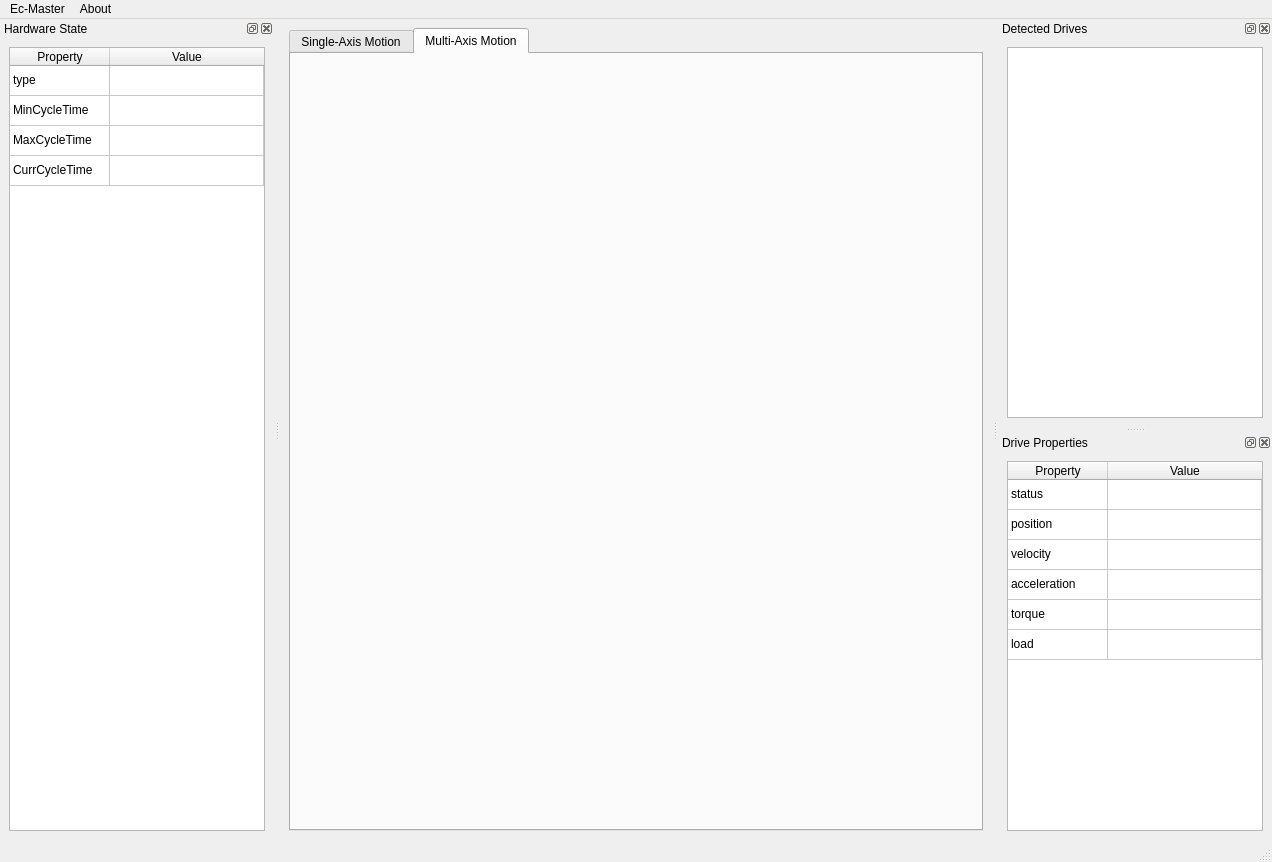
Old version of the form src/rocosmainwindow.ui in the repository thinkexist1989/rocos-dbg.
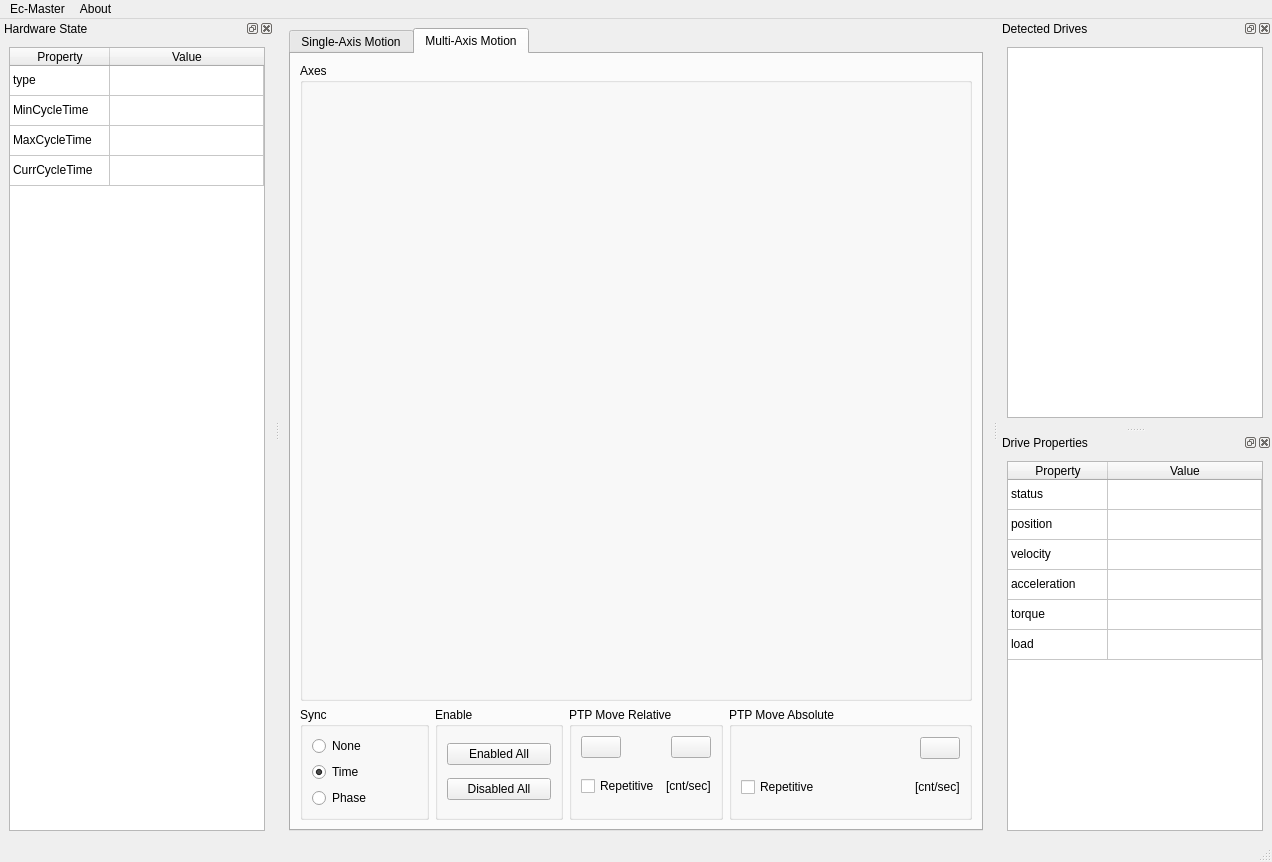
New version of the form. The open tabs and pages were chosen to show the change. Icons and pictures are not drawn.

Commit message: multi axis move test pass :ok:

```diff
--- a/src/rocosmainwindow.ui
+++ b/src/rocosmainwindow.ui
@@ -1093,6 +1093,214 @@
        <attribute name="title">
         <string>Multi-Axis Motion</string>
        </attribute>
+       <layout class="QGridLayout" name="gridLayout_18" rowstretch="6,1" columnstretch="3,3,3,0">
+        <item row="1" column="2">
+         <widget class="QGroupBox" name="groupBox_8">
+          <property name="title">
+           <string>PTP Move Relative</string>
+          </property>
+          <layout class="QGridLayout" name="gridLayout_16">
+           <item row="0" column="0">
+            <layout class="QHBoxLayout" name="horizontalLayout_8">
+             <item>
+              <widget class="QPushButton" name="ptpRelMinusAll">
+               <property name="text">
+                <string/>
+               </property>
+               <property name="icon">
+                <iconset resource="../res.qrc">
+                 <normaloff>:/res/leftarrow.png</normaloff>:/res/leftarrow.png</iconset>
+               </property>
+              </widget>
+             </item>
+             <item>
+              <spacer name="horizontalSpacer_9">
+               <property name="orientation">
+                <enum>Qt::Horizontal</enum>
+               </property>
+               <property name="sizeHint" stdset="0">
+                <size>
+                 <width>40</width>
+                 <height>20</height>
+                </size>
+               </property>
+              </spacer>
+             </item>
+             <item>
+              <widget class="QPushButton" name="ptpRelPlusAll">
+               <property name="text">
+                <string/>
+               </property>
+               <property name="icon">
+                <iconset resource="../res.qrc">
+                 <normaloff>:/res/rightarrow.png</normaloff>:/res/rightarrow.png</iconset>
+               </property>
+              </widget>
+             </item>
+            </layout>
+           </item>
+           <item row="1" column="0">
+            <layout class="QHBoxLayout" name="horizontalLayout_9">
+             <item>
+              <widget class="QCheckBox" name="ptpRelRepeat_2">
+               <property name="text">
+                <string>Repetitive</string>
+               </property>
+              </widget>
+             </item>
+             <item>
+              <spacer name="horizontalSpacer_8">
+               <property name="orientation">
+                <enum>Qt::Horizontal</enum>
+               </property>
+               <property name="sizeHint" stdset="0">
+                <size>
+                 <width>37</width>
+                 <height>17</height>
+                </size>
+               </property>
+              </spacer>
+             </item>
+             <item>
+              <widget class="QLabel" name="ptpRelUnit_2">
+               <property name="text">
+                <string>[cnt/sec]</string>
+               </property>
+              </widget>
+             </item>
+            </layout>
+           </item>
+          </layout>
+         </widget>
+        </item>
+        <item row="1" column="3">
+         <widget class="QGroupBox" name="groupBox_10">
+          <property name="title">
+           <string>PTP Move Absolute</string>
+          </property>
+          <layout class="QGridLayout" name="gridLayout_17">
+           <item row="0" column="0">
+            <spacer name="horizontalSpacer_11">
+             <property name="orientation">
+              <enum>Qt::Horizontal</enum>
+             </property>
+             <property name="sizeHint" stdset="0">
+              <size>
+               <width>173</width>
+               <height>24</height>
+              </size>
+             </property>
+            </spacer>
+           </item>
+           <item row="0" column="1">
+            <widget class="QPushButton" name="ptpAbs1MoveAll">
+             <property name="text">
+              <string/>
+             </property>
+             <property name="icon">
+              <iconset resource="../res.qrc">
+               <normaloff>:/res/rightarrow.png</normaloff>:/res/rightarrow.png</iconset>
+             </property>
+            </widget>
+           </item>
+           <item row="1" column="0" colspan="2">
+            <layout class="QHBoxLayout" name="horizontalLayout_12">
+             <item>
+              <widget class="QCheckBox" name="ptpAbsRepeat_2">
+               <property name="text">
+                <string>Repetitive</string>
+               </property>
+              </widget>
+             </item>
+             <item>
+              <spacer name="horizontalSpacer_10">
+               <property name="orientation">
+                <enum>Qt::Horizontal</enum>
+               </property>
+               <property name="sizeHint" stdset="0">
+                <size>
+                 <width>37</width>
+                 <height>17</height>
+                </size>
+               </property>
+              </spacer>
+             </item>
+             <item>
+              <widget class="QLabel" name="ptpAbsUnit_2">
+               <property name="text">
+                <string>[cnt/sec]</string>
+               </property>
+              </widget>
+             </item>
+            </layout>
+           </item>
+          </layout>
+         </widget>
+        </item>
+        <item row="1" column="1">
+         <widget class="QGroupBox" name="groupBox_9">
+          <property name="title">
+           <string>Enable</string>
+          </property>
+          <layout class="QVBoxLayout" name="verticalLayout">
+           <item>
+            <widget class="QPushButton" name="enabledAll">
+             <property name="text">
+              <string>Enabled All</string>
+             </property>
+            </widget>
+           </item>
+           <item>
+            <widget class="QPushButton" name="disabledAll">
+             <property name="text">
+              <string>Disabled All</string>
+             </property>
+            </widget>
+           </item>
+          </layout>
+         </widget>
+        </item>
+        <item row="1" column="0">
+         <widget class="QGroupBox" name="groupBox_11">
+          <property name="title">
+           <string>Sync</string>
+          </property>
+          <layout class="QVBoxLayout" name="verticalLayout_2">
+           <item>
+            <widget class="QRadioButton" name="syncNone">
+             <property name="text">
+              <string>None</string>
+             </property>
+            </widget>
+           </item>
+           <item>
+            <widget class="QRadioButton" name="syncTime">
+             <property name="text">
+              <string>Time</string>
+             </property>
+             <property name="checked">
+              <bool>true</bool>
+             </property>
+            </widget>
+           </item>
+           <item>
+            <widget class="QRadioButton" name="syncPhase">
+             <property name="text">
+              <string>Phase</string>
+             </property>
+            </widget>
+           </item>
+          </layout>
+         </widget>
+        </item>
+        <item row="0" column="0" colspan="4">
+         <widget class="QGroupBox" name="AxesGrpBox">
+          <property name="title">
+           <string>Axes</string>
+          </property>
+         </widget>
+        </item>
+       </layout>
       </widget>
      </widget>
     </item>
```
Left out of the diff: 40 changed lines with no effect on the pictures. The commit also changes 12 other files.
